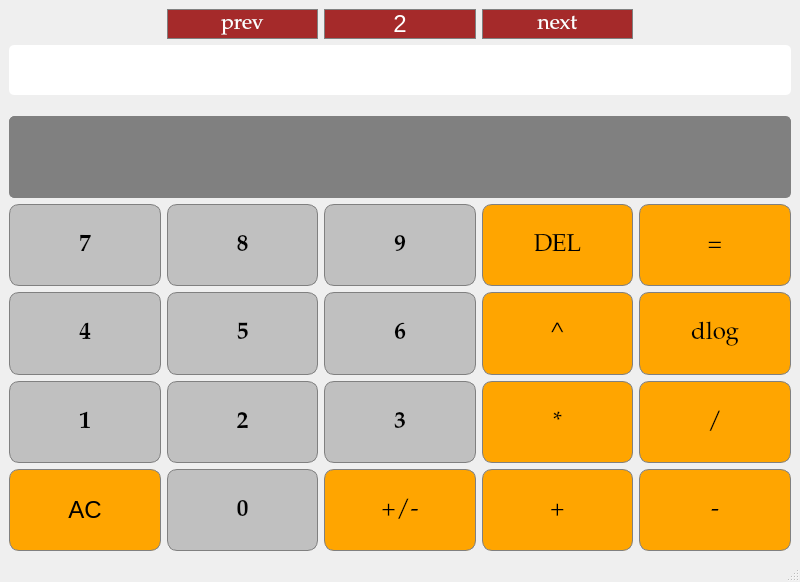
The window that calculator/mainwindow.ui (nikolaykolevk/proekt_modulna_aritmetika_cpp) describes before a commit, drawn with Qt 5.
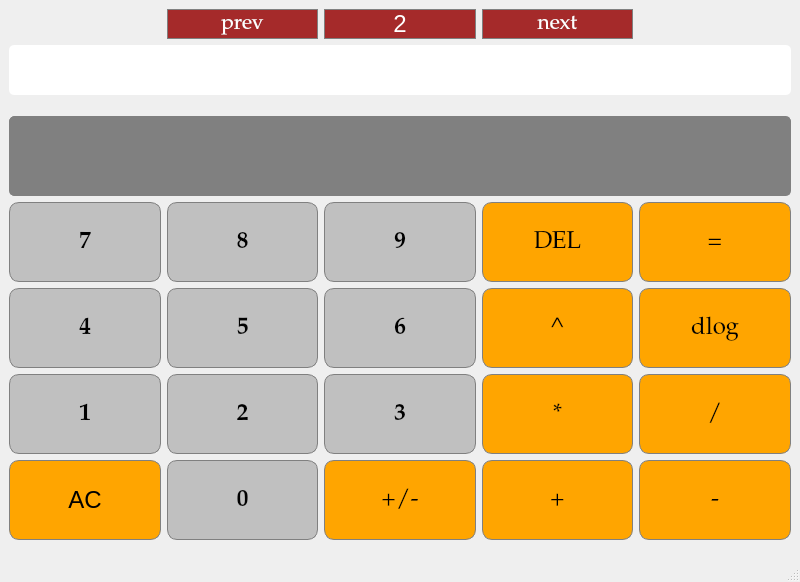
The same window after the commit.

```diff
--- a/calculator/mainwindow.ui
+++ b/calculator/mainwindow.ui
@@ -10,6 +10,11 @@
     <height>582</height>
    </rect>
   </property>
+  <property name="font">
+   <font>
+    <pointsize>18</pointsize>
+   </font>
+  </property>
   <property name="windowTitle">
    <string>Модулен Калкулатор</string>
   </property>
@@ -985,22 +990,11 @@
     <item row="9" column="0">
      <widget class="QPushButton" name="btn_clear">
       <property name="sizePolicy">
-       <sizepolicy hsizetype="Preferred" vsizetype="Preferred">
+       <sizepolicy hsizetype="Minimum" vsizetype="Preferred">
         <horstretch>0</horstretch>
         <verstretch>0</verstretch>
        </sizepolicy>
       </property>
-      <property name="minimumSize">
-       <size>
-        <width>50</width>
-        <height>40</height>
-       </size>
-      </property>
-      <property name="font">
-       <font>
-        <pointsize>18</pointsize>
-       </font>
-      </property>
       <property name="styleSheet">
        <string notr="true">QPushButton {
 	color: #000000;
```
Left out of the diff: 7 changed lines with no effect on the pictures.
